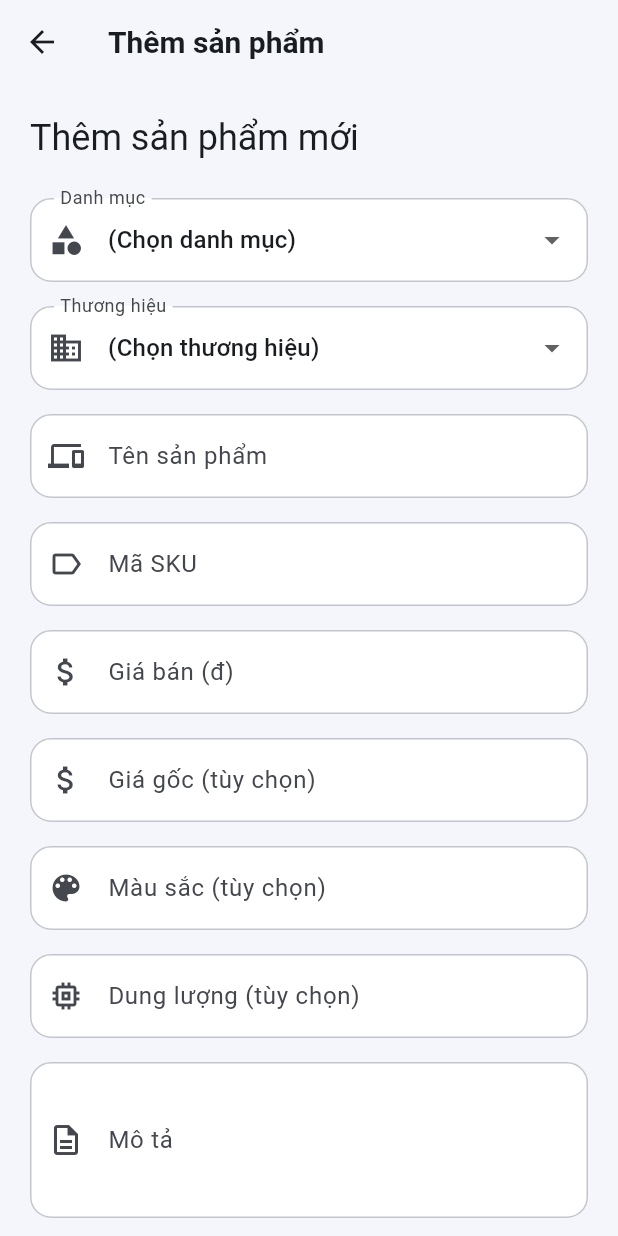
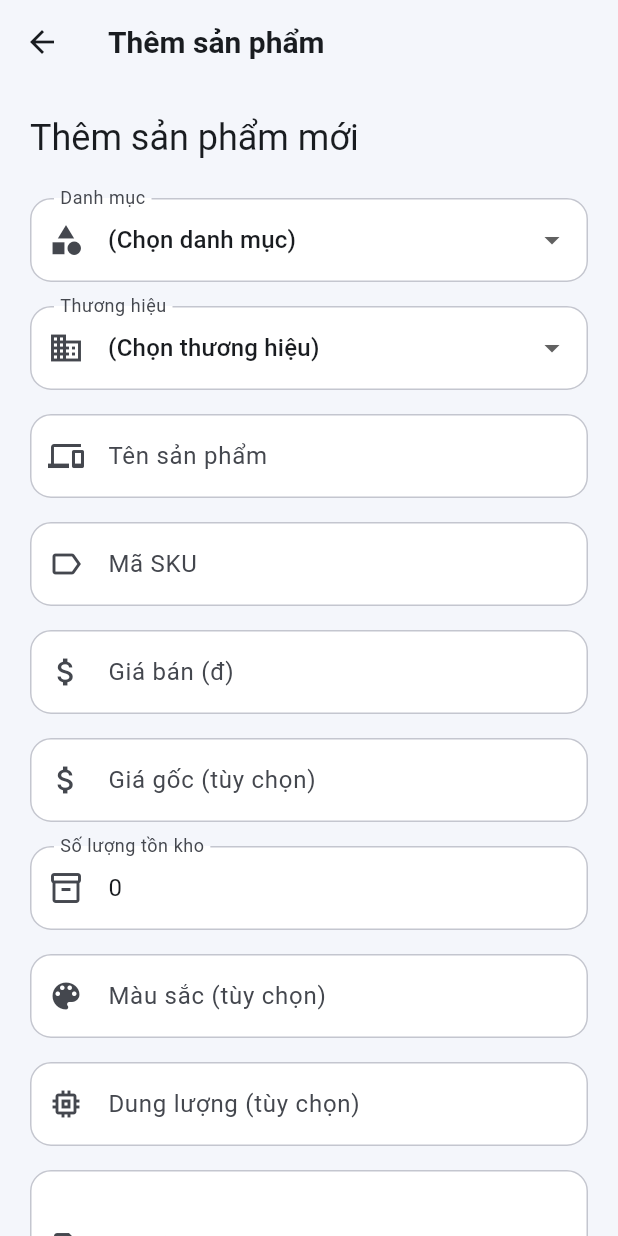
Before and after one commit to Quoctrug1115/ElectronicsStore, a Flutter app: the ProductListScreen screen opened directly, after a tap on "Thêm sản phẩm", on a phone screen of 412 x 824 dp. Run offline on Flutter 3.47's test engine with Material 3 defaults, Android fonts, the phone set to English and light mode, and no system bars; our stand-ins replace flutter_riverpod, flutter_secure_storage, image_picker; accounts and stored records are empty; network calls fail.

Commit message:
feat(frontend): show and manage stock in admin form, product UI and cart

```diff
--- a/frontend/lib/models/product_models.dart
+++ b/frontend/lib/models/product_models.dart
@@ -44,6 +44,7 @@ class ProductListItem {
   final double price;
   final double? compareAtPrice;
   final String? primaryImageUrl;
+  final int stockQuantity;
   final bool isActive;
   final DateTime createdAt;
 
@@ -57,9 +58,13 @@ class ProductListItem {
     required this.price,
     this.compareAtPrice,
     this.primaryImageUrl,
+    this.stockQuantity = 0,
     required this.isActive,
     required this.createdAt,
   });
+
+  /// Còn bán được: đang kinh doanh và còn tồn kho.
+  bool get inStock => isActive && stockQuantity > 0;
 
   String get fullPrimaryImageUrl {
     if (primaryImageUrl == null || primaryImageUrl!.isEmpty) return '';
@@ -76,6 +81,7 @@ class ProductListItem {
     price: (json['price'] as num).toDouble(),
     compareAtPrice: (json['compareAtPrice'] as num?)?.toDouble(),
     primaryImageUrl: json['primaryImageUrl'] as String?,
+    stockQuantity: (json['stockQuantity'] as num?)?.toInt() ?? 0,
     isActive: json['isActive'] as bool? ?? false,
     createdAt: DateTime.tryParse(json['createdAt']?.toString() ?? '') ??
         DateTime.now(),
@@ -115,6 +121,7 @@ class ProductVariant {
   final String? storage;
   final double price;
   final double? compareAtPrice;
+  final int stockQuantity;
   final bool isActive;
 
   const ProductVariant({
@@ -124,8 +131,12 @@ class ProductVariant {
     this.storage,
     required this.price,
     this.compareAtPrice,
+    this.stockQuantity = 0,
     required this.isActive,
   });
+
+  /// Còn bán được: biến thể đang hoạt động và còn tồn kho.
+  bool get inStock => isActive && stockQuantity > 0;
 
   factory ProductVariant.fromJson(Map<String, dynamic> json) => ProductVariant(
     id: (json['id'] as num).toInt(),
@@ -134,6 +145,7 @@ class ProductVariant {
     storage: json['storage'] as String?,
     price: (json['price'] as num).toDouble(),
     compareAtPrice: (json['compareAtPrice'] as num?)?.toDouble(),
+    stockQuantity: (json['stockQuantity'] as num?)?.toInt() ?? 0,
     isActive: json['isActive'] as bool? ?? false,
   );
 }
@@ -196,6 +208,7 @@ class ProductRequest {
   final String? storage;
   final double price;
   final double? compareAtPrice;
+  final int stockQuantity;
 
   const ProductRequest({
     required this.categoryId,
@@ -208,6 +221,7 @@ class ProductRequest {
     this.storage,
     required this.price,
     this.compareAtPrice,
+    this.stockQuantity = 0,
   });
 
   Map<String, String> toFormFields() {
@@ -221,6 +235,7 @@ class ProductRequest {
       'Color': color ?? '',
       'Storage': storage ?? '',
       'Price': price.toString(),
+      'StockQuantity': stockQuantity.toString(),
       if (compareAtPrice != null) 'CompareAtPrice': compareAtPrice!.toString(),
     };
   }
--- a/frontend/lib/screens/admin/product_form_screen.dart
+++ b/frontend/lib/screens/admin/product_form_screen.dart
@@ -1,6 +1,7 @@
 import 'dart:io';
 
 import 'package:flutter/material.dart';
+import 'package:flutter/services.dart';
 import 'package:image_picker/image_picker.dart';
 import 'package:http/http.dart' as http;
 
@@ -37,6 +38,7 @@ class _ProductFormScreenState extends State<ProductFormScreen> {
   final _storageController = TextEditingController();
   final _priceController = TextEditingController();
   final _compareAtPriceController = TextEditingController();
+  final _stockController = TextEditingController(text: '0');
 
   List<CategoryResponse> _categories = [];
   List<BrandResponse> _brands = [];
@@ -86,6 +88,7 @@ class _ProductFormScreenState extends State<ProductFormScreen> {
         _price = firstVariant?.price ?? 0;
         _priceController.text = _price.toStringAsFixed(0);
         _compareAtPrice = firstVariant?.compareAtPrice;
+        _stockController.text = (firstVariant?.stockQuantity ?? 0).toString();
         _compareAtPriceController.text = _compareAtPrice != null
             ? _compareAtPrice!.toStringAsFixed(0)
             : '';
@@ -183,6 +186,7 @@ class _ProductFormScreenState extends State<ProductFormScreen> {
           : _storageController.text.trim(),
       price: price,
       compareAtPrice: compareAtPrice,
+      stockQuantity: int.tryParse(_stockController.text.trim()) ?? 0,
     );
 
     try {
@@ -350,6 +354,24 @@ class _ProductFormScreenState extends State<ProductFormScreen> {
                         prefixIcon: Icon(Icons.attach_money),
                         border: OutlineInputBorder(),
                       ),
+                    ),
+                    const SizedBox(height: 16),
+                    TextFormField(
+                      controller: _stockController,
+                      enabled: !_saving,
+                      keyboardType: TextInputType.number,
+                      inputFormatters: [FilteringTextInputFormatter.digitsOnly],
+                      decoration: const InputDecoration(
+                        labelText: 'Số lượng tồn kho',
+                        prefixIcon: Icon(Icons.inventory_2_outlined),
+                        border: OutlineInputBorder(),
+                      ),
+                      validator: (value) {
+                        final n = int.tryParse(value?.trim() ?? '');
+                        if (n == null || n < 0) return 'Vui lòng nhập số lượng tồn kho (>= 0)';
+                        if (n > 1000000) return 'Tồn kho tối đa 1.000.000';
+                        return null;
+                      },
                     ),
                     const SizedBox(height: 16),
                     TextFormField(
--- a/frontend/lib/screens/home/home_screen.dart
+++ b/frontend/lib/screens/home/home_screen.dart
@@ -356,7 +356,7 @@ Widget _buildProductCard(ProductListItem p) {
     final theme = Theme.of(context);
     final scheme = theme.colorScheme;
     final hasDiscount = p.compareAtPrice != null && p.compareAtPrice! > p.price;
-    final isOutOfStock = !p.isActive;
+    final isOutOfStock = !p.inStock;
 
     return Card(
       clipBehavior: Clip.antiAlias,
--- a/frontend/lib/screens/member/member_product_list_screen.dart
+++ b/frontend/lib/screens/member/member_product_list_screen.dart
@@ -315,7 +315,7 @@ class _MemberProductListScreenState extends ConsumerState<MemberProductListScree
     final theme = Theme.of(context);
     final scheme = theme.colorScheme;
     final hasDiscount = p.compareAtPrice != null && p.compareAtPrice! > p.price;
-    final isOutOfStock = !p.isActive;
+    final isOutOfStock = !p.inStock;
 
     return Card(
       child: InkWell(
```
Also changed, not shown: frontend/lib/screens/admin/product_list_screen.dart (+10 -0 lines), frontend/lib/screens/member/cart_screen.dart (+16 -4 lines), frontend/lib/screens/member/product_detail_screen.dart (+44 -6 lines).
